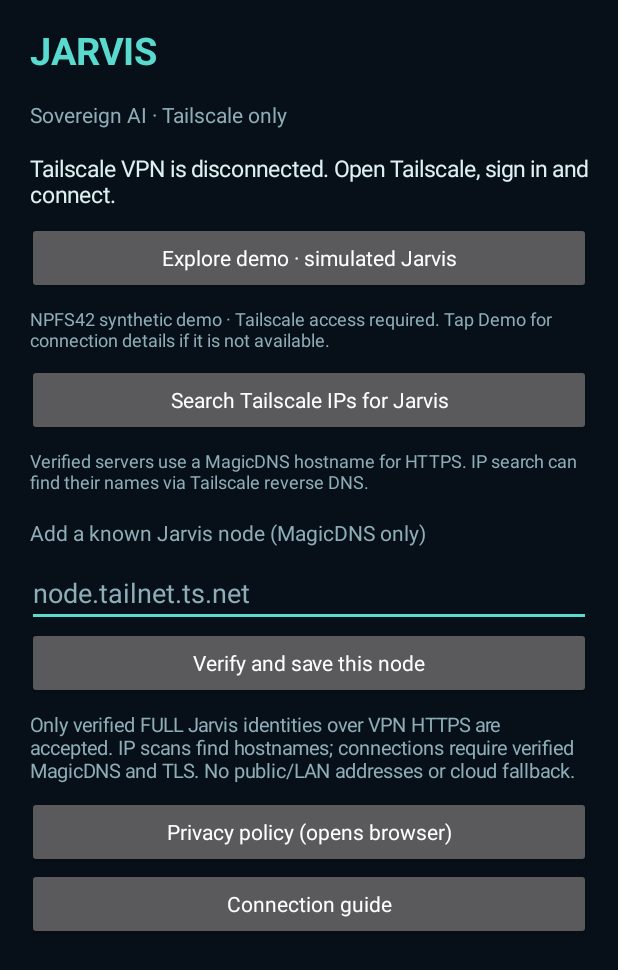
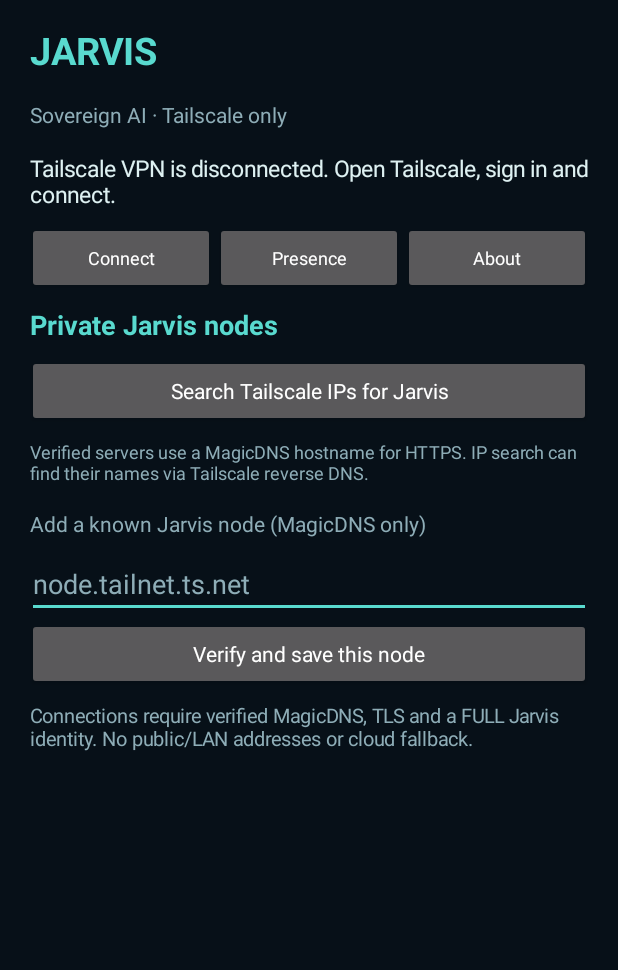
Before and after one commit to NPFS42/Jarvis-Android, an Android app: the screen it shows after launch (MainActivity), on a phone screen of 412 x 824 dp. Shown: the top 970 px of the screen. Run offline under Robolectric (Android 15) with nearby library versions, the phone set to English and light mode, and no system bars.

Commit message:
feat(android): stage local device presence readiness and tabbed UI

```diff
--- a/app/build.gradle.kts
+++ b/app/build.gradle.kts
@@ -22,8 +22,8 @@ android {
         applicationId = "net.sovereignresearch.jarvis"
         minSdk = 29
         targetSdk = 36
-        versionCode = 3
-        versionName = "0.1.2"
+        versionCode = 4
+        versionName = "0.1.3-dev"
     }
     // Google Play builds never contain a private tailnet hostname.
     // Only the personal debug APK may use a local.properties bootstrap.
--- /dev/null
+++ b/app/src/main/java/net/sovereignresearch/jarvis/DeviceVitals.kt
@@ -0,0 +1,43 @@
+package net.sovereignresearch.jarvis
+
+import android.app.ActivityManager
+import android.content.Context
+import android.content.Intent
+import android.content.IntentFilter
+import android.os.BatteryManager
+import android.os.PowerManager
+
+/** On-device readings only; no persistent identifier or sensor permission. */
+internal object DeviceVitals {
+    data class Snapshot(
+        val batteryPercent: Int?,
+        val charging: Boolean,
+        val powerSaver: Boolean,
+        val thermalStatus: Int,
+        val lowMemory: Boolean,
+        val availableRamMb: Long,
+        val totalRamMb: Long
+    )
+
+    fun read(context: Context): Snapshot {
+        val battery = context.registerReceiver(null, IntentFilter(Intent.ACTION_BATTERY_CHANGED))
+        val level = battery?.getIntExtra(BatteryManager.EXTRA_LEVEL, -1) ?: -1
+        val scale = battery?.getIntExtra(BatteryManager.EXTRA_SCALE, -1) ?: -1
+        val percent = if (level >= 0 && scale > 0) ((level * 100L) / scale).toInt() else null
+        val chargingStatus = battery?.getIntExtra(BatteryManager.EXTRA_STATUS, -1) ?: -1
+        val charging = chargingStatus == BatteryManager.BATTERY_STATUS_CHARGING ||
+            chargingStatus == BatteryManager.BATTERY_STATUS_FULL
+        val power = context.getSystemService(PowerManager::class.java)
+        val memory = ActivityManager.MemoryInfo()
+        context.getSystemService(ActivityManager::class.java).getMemoryInfo(memory)
+        return Snapshot(
+            batteryPercent = percent,
+            charging = charging,
+            powerSaver = power.isPowerSaveMode,
+            thermalStatus = power.currentThermalStatus,
+            lowMemory = memory.lowMemory,
+            availableRamMb = memory.availMem / (1024 * 1024),
+            totalRamMb = memory.totalMem / (1024 * 1024)
+        )
+    }
+}
--- a/app/src/main/java/net/sovereignresearch/jarvis/MainActivity.kt
+++ b/app/src/main/java/net/sovereignresearch/jarvis/MainActivity.kt
@@ -14,6 +14,8 @@ import android.net.Network
 import android.net.NetworkCapabilities
 import android.os.Build
 import android.os.Bundle
+import android.os.Handler
+import android.os.Looper
 import android.view.Gravity
 import android.view.View
 import android.view.WindowInsets
@@ -55,16 +57,29 @@ class MainActivity : Activity() {
     private lateinit var status: TextView
     private lateinit var nodes: LinearLayout
     private lateinit var candidateField: EditText
+    private lateinit var connectPanel: LinearLayout
+    private lateinit var presencePanel: LinearLayout
+    private lateinit var aboutPanel: LinearLayout
+    private lateinit var presenceInfo: TextView
     private lateinit var browserFrame: FrameLayout
     private lateinit var backButton: Button
     private var webView: WebView? = null
     private var currentHost: String? = null
+    private var verifiedVpn: Network? = null
     private val generation = AtomicInteger(0)
     private val prefs by lazy { getSharedPreferences("trusted_jarvis_nodes", Context.MODE_PRIVATE) }
+    private val presencePrefs by lazy { getSharedPreferences("jarvis_presence", Context.MODE_PRIVATE) }
     private val observed = mutableListOf<TailnetClient.Node>()
     private var monitoring = false
     private var searchProgress: AlertDialog? = null
     private var modernBackCallback: OnBackInvokedCallback? = null
+    private val uiHandler = Handler(Looper.getMainLooper())
+    private val presenceRefresh = object : Runnable {
+        override fun run() {
+            refreshPresence()
+            uiHandler.postDelayed(this, 15_000L)
+        }
+    }
 
     private val networkCallback = object : ConnectivityManager.NetworkCallback() {
         override fun onLost(network: Network) { runOnUiThread { checkVpn() } }
@@ -86,6 +101,48 @@ class MainActivity : Activity() {
 
     private fun button(text: String, action: () -> Unit): Button =
         Button(this).apply { this.text = text; setOnClickListener { action() }; isAllCaps = false }
+
+    private fun showTab(screen: Int) {
+        connectPanel.visibility = if (screen == 0) View.VISIBLE else View.GONE
+        presencePanel.visibility = if (screen == 1) View.VISIBLE else View.GONE
+        aboutPanel.visibility = if (screen == 2) View.VISIBLE else View.GONE
+        if (screen == 1) refreshPresence()
+    }
+
+    private fun refreshPresence() {
+        if (!::presenceInfo.isInitialized) return
+        val resources = DeviceVitals.read(this)
+        val state = PresenceVitals(
+            vpnConnected = finder.activeVpn() != null,
+            verifiedNodeAvailable = observed.isNotEmpty(),
+            batteryPercent = resources.batteryPercent,
+            charging = resources.charging,
+            powerSaver = resources.powerSaver,
+            thermalStatus = resources.thermalStatus,
+            lowMemory = resources.lowMemory
+        )
+        val mode = PresenceMode.fromStored(presencePrefs.getString("mode", null))
+        val decision = PresencePolicy.assess(mode, state)
+        val temperatureState = when {
+            resources.thermalStatus >= 3 -> "High"
+            resources.thermalStatus == 2 -> "Moderate"
+            resources.thermalStatus == 1 -> "Light"
+            else -> "Normal"
+        }
+        presenceInfo.text = buildString {
+            append("Policy: ${mode.title}\n")
+            append("Eligibility: ${if (decision.ready) "READY" else "WAITING"}\n")
+            append("${decision.explanation}\n\n")
+            append("Tailnet: ${if (state.vpnConnected) "Connected" else "Disconnected"}\n")
+            append("Jarvis: ${if (state.verifiedNodeAvailable) "Verified this session" else "Not verified"}\n")
+            append("Battery: ${resources.batteryPercent?.let { "$it%" } ?: "Unknown"}")
+            append(if (resources.charging) " · Charging\n" else " · On battery\n")
+            append("Power Saver: ${if (resources.powerSaver) "On" else "Off"}\n")
+            append("Thermal pressure: $temperatureState\n")
+            append("Available RAM: ${resources.availableRamMb} / ${resources.totalRamMb} MB")
+        }
+        presenceInfo.setTextColor(if (decision.ready) accent else ink)
+    }
 
     override fun onCreate(savedInstanceState: Bundle?) {
         super.onCreate(savedInstanceState)
@@ -118,16 +175,27 @@ class MainActivity : Activity() {
         layout.addView(label("Sovereign AI · Tailscale only", 14f, muted))
         status = label("Checking Tailscale connection…", 15f)
         layout.addView(status)
-        // Demo Mode never accesses the user's production MagicDNS suffix.
-        // It uses a dedicated, separately authenticated Tailscale tailnet.
-        layout.addView(button("Explore demo · simulated Jarvis") { connectDemo() })
-        layout.addView(label("NPFS42 synthetic demo · Tailscale access required. " +
-            "Tap Demo for connection details if it is not available.", 12f, muted))
-        layout.addView(button("Search Tailscale IPs for Jarvis") { showIpScanDialog() })
+        val tabs = LinearLayout(this).apply { orientation = LinearLayout.HORIZONTAL }
+        fun addTab(title: String, screen: Int) {
+            tabs.addView(button(title) { showTab(screen) }.apply { textSize = 12f },
+                LinearLayout.LayoutParams(0, -2, 1f))
+        }
+        addTab("Connect", 0)
+        addTab("Presence", 1)
+        addTab("About", 2)
+        layout.addView(tabs)
+        connectPanel = LinearLayout(this).apply { orientation = LinearLayout.VERTICAL }
+        presencePanel = LinearLayout(this).apply { orientation = LinearLayout.VERTICAL }
+        aboutPanel = LinearLayout(this).apply { orientation = LinearLayout.VERTICAL }
+        layout.addView(connectPanel)
+        layout.addView(presencePanel)
+        layout.addView(aboutPanel)
 
-        layout.addView(label("Verified servers use a MagicDNS hostname for HTTPS. " +
+        connectPanel.addView(label("Private Jarvis nodes", 18f, accent, true))
+        connectPanel.addView(button("Search Tailscale IPs for Jarvis") { showIpScanDialog() })
+        connectPanel.addView(label("Verified servers use a MagicDNS hostname for HTTPS. " +
             "IP search can find their names via Tailscale reverse DNS.", 12f, muted))
-        layout.addView(label("Add a known Jarvis node (MagicDNS only)", 14f, muted))
+        connectPanel.addView(label("Add a known Jarvis node (MagicDNS only)", 14f, muted))
         candidateField = EditText(this).apply {
             hint = "node.tailnet.ts.net"
             setSingleLine(true)
@@ -136,15 +204,40 @@ class MainActivity : Activity() {
             inputType = android.text.InputType.TYPE_CLASS_TEXT or
                 android.text.InputType.TYPE_TEXT_VARIATION_URI
         }
-        layout.addView(candidateField)
-        layout.addView(button("Verify and save this node") { addNode() })
-        layout.addView(label("Only verified FULL Jarvis identities over VPN HTTPS are accepted. " +
-            "IP scans find hostnames; actual connections require verified MagicDNS and TLS. " +
-            "No public/LAN addresses or cloud fallback.", 13f, muted))
+        connectPanel.addView(candidateField)
+        connectPanel.addView(button("Verify and save this node") { addNode() })
+        connectPanel.addView(label("Connections require verified MagicDNS, TLS and a FULL Jarvis " +
+            "identity. No public/LAN addresses or cloud fallback.", 13f, muted))
+        nodes = LinearLayout(this).apply { orientation = LinearLayout.VERTICAL }
+        connectPanel.addView(nodes)
+
+        presencePanel.addView(label("Jarvis presence on this device", 18f, accent, true))
+        presencePanel.addView(label("Choose how this phone may contribute when a compatible " +
+            "Jarvis worker becomes available. Paused is the default.", 14f, muted))
+        val modes = LinearLayout(this).apply { orientation = LinearLayout.VERTICAL }
+        PresenceMode.entries.forEach { mode ->
+            modes.addView(button(mode.title) {
+                presencePrefs.edit().putString("mode", mode.name).apply()
+                refreshPresence()
+            })
+        }
+        presencePanel.addView(modes)
+        presenceInfo = label("Checking local resources…", 14f)
+        presencePanel.addView(presenceInfo)
+        presencePanel.addView(label("Not yet a background worker: no persistent service, " +
+            "NPU inference, device telemetry upload or remote task execution is enabled. " +
+            "These settings only prepare a local workload policy.", 13f, muted))
+
+        aboutPanel.addView(label("About Jarvis for Android", 18f, accent, true))
+        // Demo Mode never accesses the user's production MagicDNS suffix.
+        // It uses a dedicated, separately authenticated Tailscale tailnet.
+        aboutPanel.addView(button("Explore demo · simulated Jarvis") { connectDemo() })
+        aboutPanel.addView(label("NPFS42 synthetic demo · Tailscale access required. " +
+            "Tap Demo for connection details if it is not available.", 12f, muted))
         // Google Play requires a privacy-policy link inside the application.
         // It opens the user's separate browser on deliberate tap only; Jarvis
         // discovery and the embedded Jarvis WebView remain tailnet-only.
-        layout.addView(button("Privacy policy (opens browser)") {
+        aboutPanel.addView(button("Privacy policy (opens browser)") {
             try {
                 startActivity(Intent(Intent.ACTION_VIEW,
                     Uri.parse("https://github.com/NPFS42/Jarvis-Android/blob/main/PRIVACY.md")))
@@ -154,10 +247,8 @@ class MainActivity : Activity() {
         })
         // A real, offline-readable setup guide also gives app reviewers an
         // honest explanation without exposing the owner's private Jarvis server.
-        layout.addView(button("Connection guide") { showConnectionGuide() })
-
-        nodes = LinearLayout(this).apply { orientation = LinearLayout.VERTICAL }
-        layout.addView(nodes)
+        aboutPanel.addView(button("Connection guide") { showConnectionGuide() })
+        showTab(0)
 
         browserFrame = FrameLayout(this).apply {
             setBackgroundColor(appBackground)
@@ -205,6 +296,7 @@ class MainActivity : Activity() {
 
     override fun onPause() {
         // Don't show a discovery dialog after the user switches away from Jarvis.
+        uiHandler.removeCallbacks(presenceRefresh)
         generation.incrementAndGet()
         searchProgress?.dismiss()
         searchProgress = null
@@ -219,19 +311,27 @@ class MainActivity : Activity() {
         }
         checkVpn()
         if (finder.activeVpn() != null && webView == null) scan(showPicker = false)
+        uiHandler.removeCallbacks(presenceRefresh)
+        uiHandler.post(presenceRefresh)
     }
 
     private fun checkVpn() {
-        if (finder.activeVpn() == null) {
+        val vpn = finder.activeVpn()
+        if (vpn != verifiedVpn) {
+            // Never carry a verified-node result into a different VPN session.
+            verifiedVpn = vpn
             generation.incrementAndGet()
             searchProgress?.dismiss()
             searchProgress = null
             closeBrowser()
-            status.text = "Tailscale VPN is disconnected. Open Tailscale, sign in and connect."
             nodes.removeAllViews()
             observed.clear()
             connectivity.bindProcessToNetwork(null)
         }
+        if (vpn == null) {
+            status.text = "Tailscale VPN is disconnected. Open Tailscale, sign in and connect."
+        }
+        refreshPresence()
     }
 
     private fun currentSuffix(): String? {
@@ -399,6 +499,8 @@ class MainActivity : Activity() {
         val id = generation.incrementAndGet()
         status.text = "Tailscale connected · Checking trusted hosts and available IP targets…"
         nodes.removeAllViews()
+        observed.clear()
+        refreshPresence()
         val hosts = saved().sorted()
         if (hosts.isEmpty() && ipTargets.isEmpty()) {
             status.text = "No known Jarvis nodes yet. Enter a MagicDNS hostname and verify it first."
@@ -463,6 +565,7 @@ class MainActivity : Activity() {
                 observed.clear()
                 observed.addAll(JarvisNodePicker.choices(matched))
                 showResults(showPicker)
+                refreshPresence()
             }
         }
     }
@@ -478,6 +581,7 @@ class MainActivity : Activity() {
         val options = JarvisNodePicker.choices(observed)
         if (options.isEmpty()) {
             status.text = "No real Jarvis servers verified in the scanned IPs or saved hosts."
+            refreshPresence()
             if (showPicker) AlertDialog.Builder(this)
                 .setTitle("No verified Jarvis nodes")
                 .setMessage("No scanned address returned a verified FULL Jarvis service. " +
@@ -487,6 +591,7 @@ class MainActivity : Activity() {
             return
         }
         status.text = "Found ${options.size} verified node(s). Select one to fill the host field."
+        refreshPresence()
         options.forEach { node ->
             nodes.addView(button("Select ${node.host} · Jarvis ${node.version}" +
                 (node.address?.let { " · $it" } ?: "")) {
@@ -522,6 +627,9 @@ class MainActivity : Activity() {
         }
         status.text = "Verifying HTTPS and Jarvis identity for $host…"
         val id = generation.incrementAndGet()
+        observed.clear()
+        nodes.removeAllViews()
+        refreshPresence()
         thread(name = "JarvisVerifyNode", isDaemon = true) {
             val verified = finder.probe(vpn, host)
             runOnUiThread {
@@ -633,6 +741,7 @@ class MainActivity : Activity() {
     }
 
     override fun onDestroy() {
+        uiHandler.removeCallbacks(presenceRefresh)
         if (Build.VERSION.SDK_INT >= Build.VERSION_CODES.TIRAMISU) {
             modernBackCallback?.let { onBackInvokedDispatcher.unregisterOnBackInvokedCallback(it) }
             modernBackCallback = null
--- /dev/null
+++ b/app/src/main/java/net/sovereignresearch/jarvis/PresencePolicy.kt
@@ -0,0 +1,53 @@
+package net.sovereignresearch.jarvis
+
+/**
+ * A local resource policy for a future, explicitly authorized Jarvis worker.
+ * Nothing in this file starts background execution or transmits device data.
+ */
+internal enum class PresenceMode(val title: String) {
+    PAUSED("Paused"),
+    BALANCED("Balanced"),
+    CHARGING_ONLY("Charging only");
+
+    companion object {
+        fun fromStored(value: String?): PresenceMode =
+            entries.firstOrNull { it.name == value } ?: PAUSED
+    }
+}
+
+internal data class PresenceVitals(
+    val vpnConnected: Boolean,
+    val verifiedNodeAvailable: Boolean,
+    val batteryPercent: Int?,
+    val charging: Boolean,
+    val powerSaver: Boolean,
+    val thermalStatus: Int,
+    val lowMemory: Boolean
+)
+
+internal data class PresenceDecision(val ready: Boolean, val explanation: String)
+
+internal object PresencePolicy {
+    // Android THERMAL_STATUS_MODERATE is 2; stop before sustained thermal stress.
+    private const val THERMAL_MODERATE = 2
+
+    fun assess(mode: PresenceMode, state: PresenceVitals): PresenceDecision {
+        if (mode == PresenceMode.PAUSED) return PresenceDecision(false, "Participation paused by you.")
+        if (!state.vpnConnected) return PresenceDecision(false, "Tailscale VPN is disconnected.")
+        if (!state.verifiedNodeAvailable) {
+            return PresenceDecision(false, "No Jarvis node verified during this connection.")
+        }
+        if (state.thermalStatus >= THERMAL_MODERATE) {
+            return PresenceDecision(false, "Device is warm; workload eligibility paused.")
+        }
+        if (state.powerSaver) return PresenceDecision(false, "Battery Saver is enabled.")
+        if (state.lowMemory) return PresenceDecision(false, "Android reports low available memory.")
+        val battery = state.batteryPercent
+            ?: return PresenceDecision(false, "Battery reading unavailable; remaining paused.")
+        if (battery < 25) return PresenceDecision(false, "Battery below 25%; remaining paused.")
+        if (mode == PresenceMode.CHARGING_ONLY && !state.charging) {
+            return PresenceDecision(false, "Waiting until the phone is charging.")
+        }
+        return PresenceDecision(true, "Device meets the selected resource policy.")
+    }
+}
```
Also changed, not shown: 4 other files.
